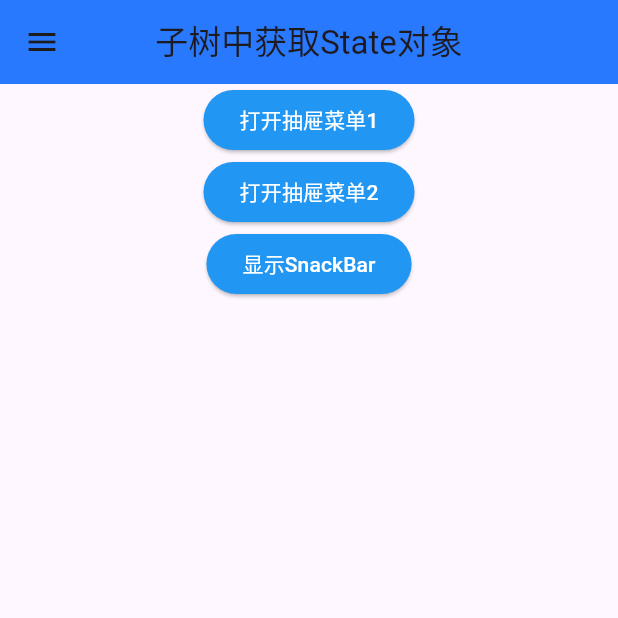
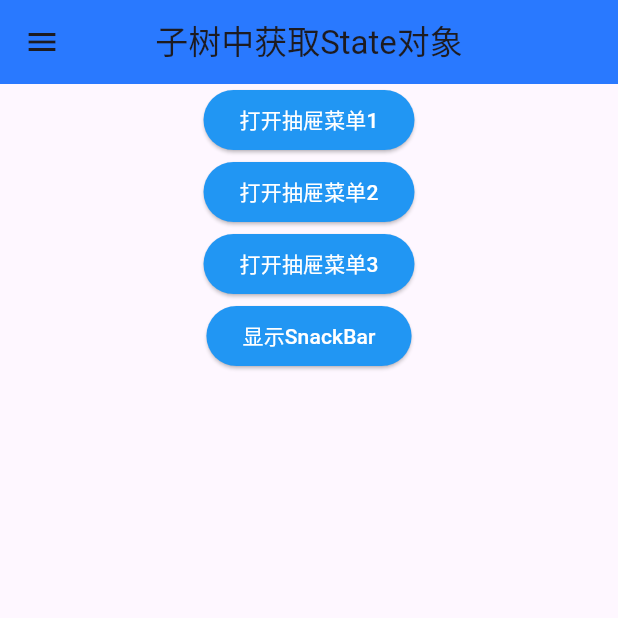
Before and after one commit to liusuxian/first_flutter_app, a Flutter app: the screen it shows after launch, on a phone screen of 412 x 824 dp, the top half of it. Run offline on Flutter 3.47's test engine with Material 3 defaults, Android fonts, the phone set to English and light mode, and no system bars.

Commit message:
更新代码

```diff
--- a/lib/main.dart
+++ b/lib/main.dart
@@ -1,6 +1,6 @@
 import 'package:flutter/material.dart';
 import 'package:first_flutter_app/page/counter/counter.dart';
-import 'package:first_flutter_app/page/state_object/state_object.dart';
+import 'package:first_flutter_app/page/state/state.dart';
 
 void main() {
   runApp(const MyApp());
--- a/lib/page/state_object/state_object.dart
+++ b/lib/page/state/state.dart
@@ -8,9 +8,14 @@ class GetStateObjectRoute extends StatefulWidget {
 }
 
 class _GetStateObjectRouteState extends State<GetStateObjectRoute> {
+  // 定义一个globalKey, 由于GlobalKey要保持全局唯一性，我们使用静态变量存储
+  // 注意：使用 GlobalKey 开销较大，如果有其他可选方案，应尽量避免使用它。另外，同一个 GlobalKey 在整个 widget 树中必须是唯一的，不能重复。
+  static final GlobalKey<ScaffoldState> _globalKey = GlobalKey();
+
   @override
   Widget build(BuildContext context) {
     return Scaffold(
+      key: _globalKey, // 设置key
       appBar: AppBar(
         backgroundColor: Colors.blueAccent[400],
         title: Text("子树中获取State对象"),
@@ -62,6 +67,20 @@ class _GetStateObjectRouteState extends State<GetStateObjectRoute> {
                     foregroundColor: WidgetStateProperty.all(Colors.white),
                   ),
                   onPressed: () {
+                    _globalKey.currentState?.openDrawer();
+                  },
+                  child: Text('打开抽屉菜单3'),
+                );
+              },
+            ),
+            Builder(
+              builder: (context) {
+                return ElevatedButton(
+                  style: ButtonStyle(
+                    backgroundColor: WidgetStateProperty.all(Colors.blue),
+                    foregroundColor: WidgetStateProperty.all(Colors.white),
+                  ),
+                  onPressed: () {
                     ScaffoldMessenger.of(
                       context,
                     ).showSnackBar(SnackBar(content: Text("我是SnackBar")));
```
